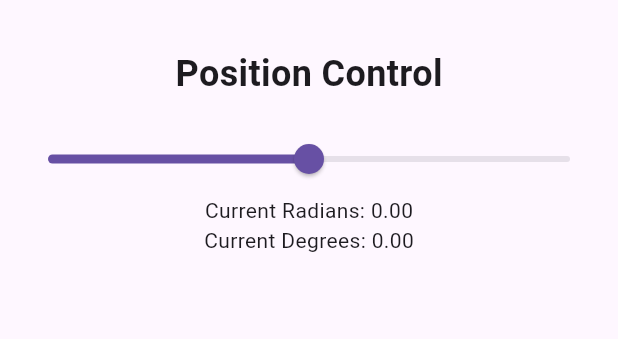
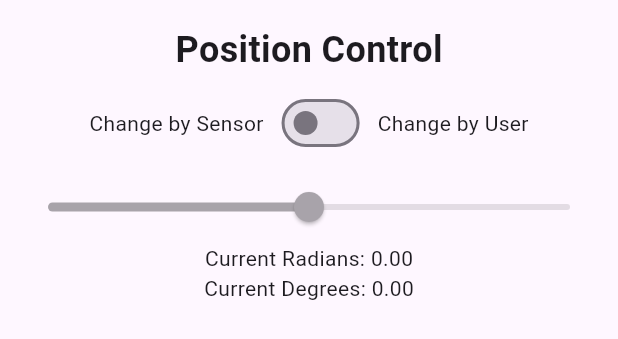
Before and after one commit to Jexim/flutter-embedded-test, a Flutter app: the PositionControl widget shown alone on an empty page, opened directly, on a phone screen of 412 x 824 dp. Shown: the top 339 px of the screen. Run offline on Flutter 3.47's test engine with Material 3 defaults, Android fonts, the phone set to English and light mode, and no system bars; our stand-ins replace flutter_bloc.

Commit message:
feat: add munual controll swith

```diff
--- a/lib/cubit/triangle_rotation_cubit.dart
+++ b/lib/cubit/triangle_rotation_cubit.dart
@@ -4,8 +4,15 @@ import 'package:flutter/foundation.dart';
 
 import 'package:test_gui/services/udp_sensor.dart';
 
-class TriangleRotationCubit extends Cubit<double> {
-  TriangleRotationCubit() : super(0);
+final class TriangleRotationState {
+  final double angle;
+  final bool isManual;
+
+  TriangleRotationState({required this.angle, required this.isManual});
+}
+
+class TriangleRotationCubit extends Cubit<TriangleRotationState> {
+  TriangleRotationCubit() : super(TriangleRotationState(angle: 0, isManual: false));
 
   final UdpSensorService _udpSensorService = UdpSensorService();
   StreamSubscription<double>? _streamSubscription;
@@ -16,13 +23,14 @@ class TriangleRotationCubit extends Cubit<double> {
       await _udpSensorService.start();
 
       _streamSubscription ??= _udpSensorService.stream.listen((value) {
+        if (state.isManual) return;
         if (_lastEmitTime != null && DateTime.now().difference(_lastEmitTime!).inSeconds < 1) {
           return;
         }
 
         _lastEmitTime = DateTime.now();
 
-        emit(value);
+        emit(TriangleRotationState(angle: value, isManual: state.isManual));
       });
     } catch (e, st) {
       debugPrint('$e\n$st');
@@ -30,7 +38,11 @@ class TriangleRotationCubit extends Cubit<double> {
   }
 
   void setTriangleRotation(double triangleRotation) {
-    emit(triangleRotation);
+    emit(TriangleRotationState(angle: triangleRotation, isManual: state.isManual));
+  }
+
+  void setIsManual(bool isManual) {
+    emit(TriangleRotationState(angle: state.angle, isManual: isManual));
   }
 
   @override
--- a/lib/widgets/position_control.dart
+++ b/lib/widgets/position_control.dart
@@ -10,27 +10,63 @@ class PositionControl extends StatelessWidget {
   @override
   Widget build(BuildContext context) {
     return Container(
-      padding: const EdgeInsets.fromLTRB(8, 32, 8, 16),
+      padding: const EdgeInsets.symmetric(horizontal: 8, vertical: 16),
       child: Column(
         children: [
-          Text('Position Control', style: TextStyle(fontSize: 24, fontWeight: FontWeight.bold)),
-          SizedBox(height: 16),
-          BlocBuilder<TriangleRotationCubit, double>(
-            builder:
-                (context, triangleRotation) => Column(
+          const Text('Position Control', style: TextStyle(fontSize: 24, fontWeight: FontWeight.bold)),
+          Column(
+            children: [
+              Padding(
+                padding: const EdgeInsets.all(8),
+                child: Row(
+                  mainAxisAlignment: MainAxisAlignment.center,
                   children: [
-                    Slider(
-                      value: triangleRotation,
+                    const Text('Change by Sensor'),
+                    Padding(
+                      padding: const EdgeInsets.symmetric(horizontal: 8),
+                      child: BlocSelector<TriangleRotationCubit, TriangleRotationState, bool>(
+                        selector: (s) => s.isManual,
+                        builder:
+                            (context, v) => RepaintBoundary(
+                              child: Switch(
+                                value: v,
+                                onChanged: (bool value) {
+                                  context.read<TriangleRotationCubit>().setIsManual(value);
+                                },
+                              ),
+                            ),
+                      ),
+                    ),
+                    const Text('Change by User'),
+                  ],
+                ),
+              ),
+
+              BlocBuilder<TriangleRotationCubit, TriangleRotationState>(
+                builder:
+                    (context, state) => Slider(
+                      value: state.angle,
                       min: -math.pi,
                       max: math.pi,
-                      onChanged: (double value) {
-                        context.read<TriangleRotationCubit>().setTriangleRotation(value);
-                      },
+                      onChanged:
+                          !state.isManual
+                              ? null
+                              : (double value) {
+                                context.read<TriangleRotationCubit>().setTriangleRotation(value);
+                              },
                     ),
-                    Text('Current Radians: ${(triangleRotation).toStringAsFixed(2)}'),
-                    Text('Current Degrees: ${(triangleRotation * 180 / math.pi).toStringAsFixed(2)}'),
-                  ],
-                ),
+              ),
+              BlocSelector<TriangleRotationCubit, TriangleRotationState, double>(
+                selector: (s) => s.angle,
+                builder:
+                    (context, v) => Column(
+                      children: [
+                        Text('Current Radians: ${(v).toStringAsFixed(2)}'),
+                        Text('Current Degrees: ${(v * 180 / math.pi).toStringAsFixed(2)}'),
+                      ],
+                    ),
+              ),
+            ],
           ),
         ],
       ),
--- a/lib/widgets/sidebar.dart
+++ b/lib/widgets/sidebar.dart
@@ -16,9 +16,9 @@ class Sidebar extends StatelessWidget {
           child: Row(
             mainAxisAlignment: MainAxisAlignment.spaceBetween,
             children: [
-              ElevatedButton(child: Text('Button 1'), onPressed: () {}),
-              ElevatedButton(child: Text('Button 2'), onPressed: () {}),
-              ElevatedButton(child: Text('Button 3'), onPressed: () {}),
+              ElevatedButton(child: const Text('Button 1'), onPressed: () {}),
+              ElevatedButton(child: const Text('Button 2'), onPressed: () {}),
+              ElevatedButton(child: const Text('Button 3'), onPressed: () {}),
             ],
           ),
         ),
```
Also changed, not shown: lib/widgets/draw_figures.dart (+7 -4 lines).
